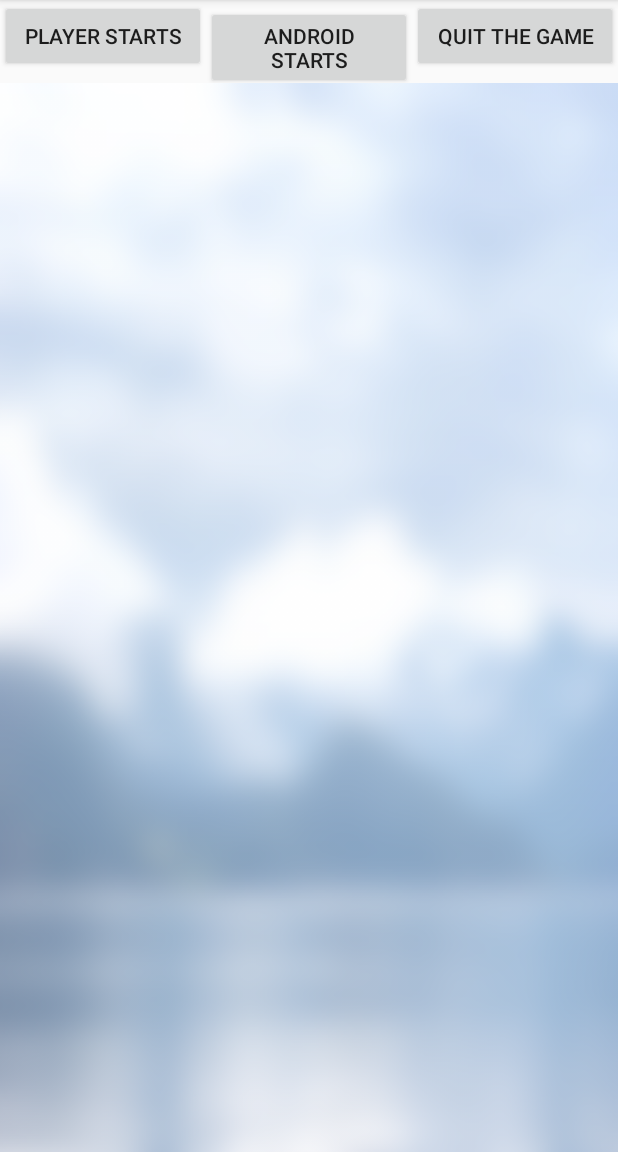
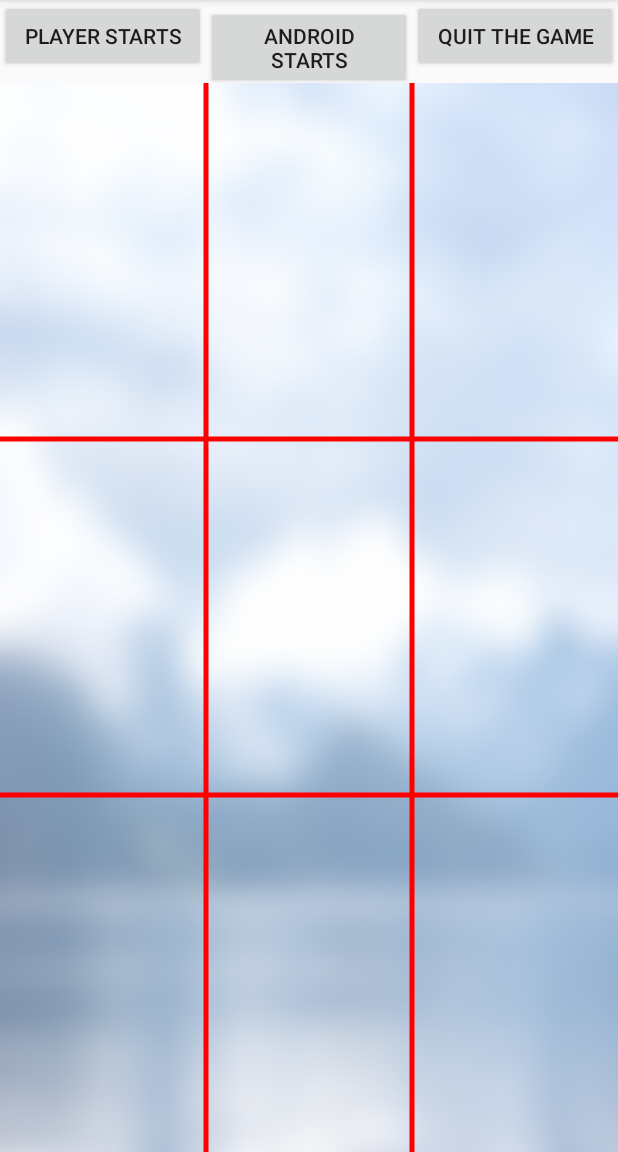
Before and after one commit to julianwagner/TicTacToe, an Android app: the screen it shows after launch (MainActivity), on a phone screen of 412 x 824 dp, the part 84-1236 px from its top. Run offline under Robolectric (Android 15) with nearby library versions, the phone set to English and light mode, and no system bars.

Commit message:
draw field

```diff
--- a/app/src/main/java/com/example/standard/tictactoe/TicTacToeView.java
+++ b/app/src/main/java/com/example/standard/tictactoe/TicTacToeView.java
@@ -1,6 +1,7 @@
 package com.example.standard.tictactoe;
 
 import android.content.Context;
+import android.graphics.Canvas;
 import android.graphics.Color;
 import android.graphics.Paint;
 import android.view.View;
@@ -18,4 +19,17 @@ public class TicTacToeView extends View {
         linePaint.setStrokeWidth(5);
         linePaint.setStyle(Paint.Style.STROKE);
     }
+
+    @Override
+    protected void onDraw(Canvas canvas) {
+        super.onDraw(canvas);
+
+        final int width = canvas.getWidth() / 3;
+        final int height = canvas.getHeight() / 3;
+
+        for (int i = 1; i <= 2; i++) {
+            canvas.drawLine(0, height * i, getWidth(), height * i, linePaint);
+            canvas.drawLine(width * i, 0, width * i, getHeight(), linePaint);
+        }
+    }
 }
```
